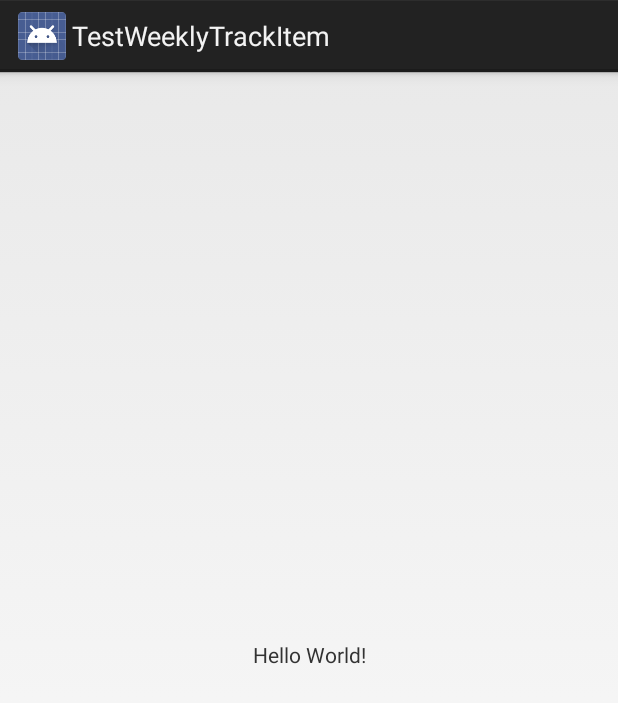
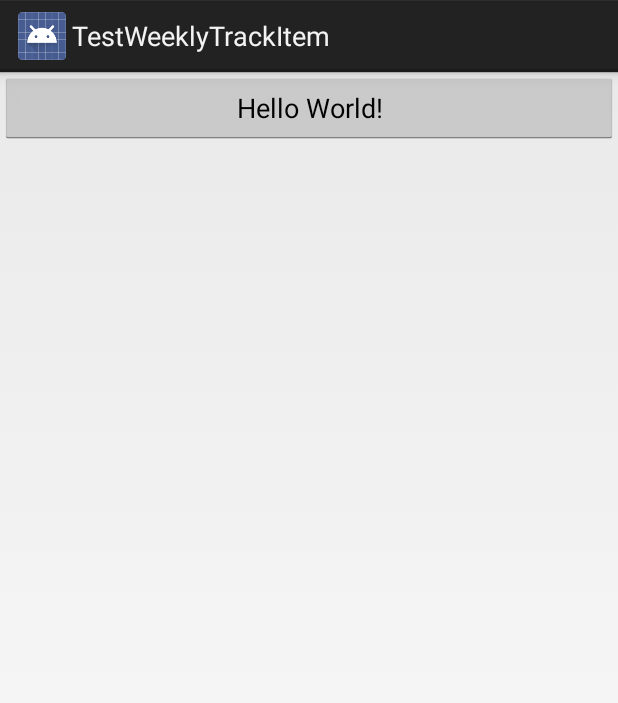
Before and after one commit to wangaijun/TestWeeklyTrackItem, an Android app: the screen it shows after launch (MainActivity), on a phone screen of 412 x 824 dp. Shown: the top 703 px of the screen. Run offline under Robolectric (Android 15) with nearby library versions, the phone set to English and light mode, and no system bars.

Commit message:
离线新增已测试

```diff
--- a/app/src/main/res/layout/activity_main.xml
+++ b/app/src/main/res/layout/activity_main.xml
@@ -1,5 +1,5 @@
 <?xml version="1.0" encoding="utf-8"?>
-<android.support.constraint.ConstraintLayout
+<LinearLayout
         xmlns:android="http://schemas.android.com/apk/res/android"
         xmlns:tools="http://schemas.android.com/tools"
         xmlns:app="http://schemas.android.com/apk/res-auto"
@@ -7,13 +7,11 @@
         android:layout_height="match_parent"
         tools:context=".MainActivity">
 
-    <TextView
-            android:layout_width="wrap_content"
+    <Button
+            android:id="@+id/btnSave"
+            android:layout_width="match_parent"
             android:layout_height="wrap_content"
             android:text="Hello World!"
-            app:layout_constraintBottom_toBottomOf="parent"
-            app:layout_constraintLeft_toLeftOf="parent"
-            app:layout_constraintRight_toRightOf="parent"
-            app:layout_constraintTop_toTopOf="parent"/>
+            />
 
-</android.support.constraint.ConstraintLayout>
+</LinearLayout>
```
Also changed, not shown: app/src/main/assets/data.txt (added, +1 -0 lines), app/src/main/java/com/example/waj/testweeklytrackitem/DAO.kt (+20 -1 lines), app/src/main/java/com/example/waj/testweeklytrackitem/MainActivity.kt (+26 -0 lines).
